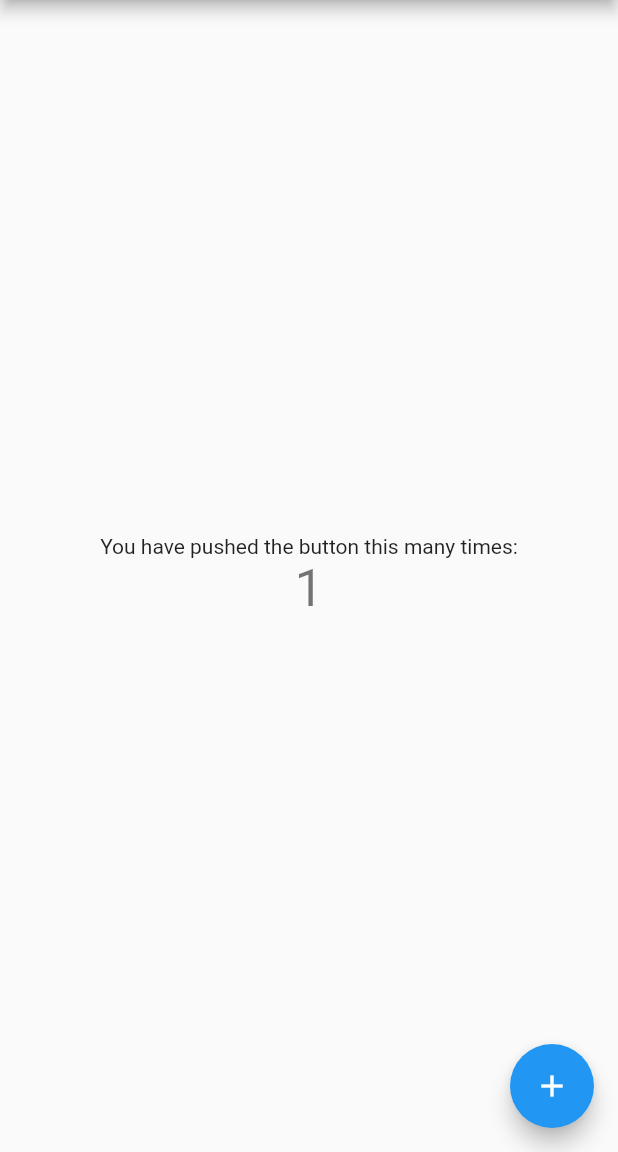
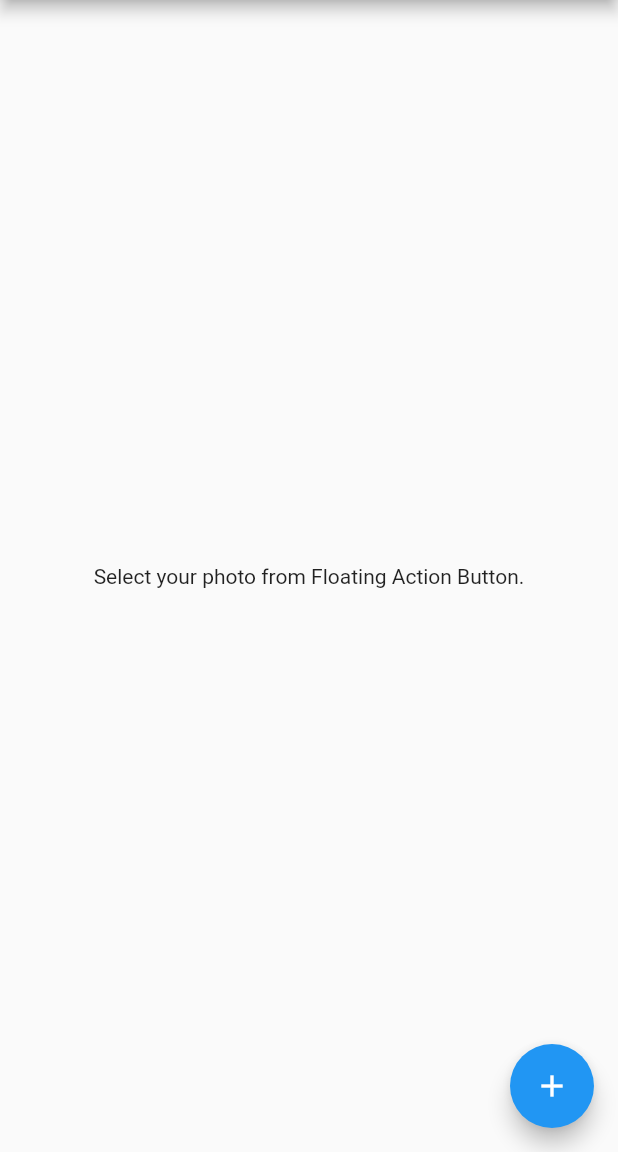
Before and after one commit to capitaku/flutter_machine_learning, a Flutter app: the screen it shows after launch, after a tap on the "add" icon, on a phone screen of 412 x 824 dp, the part 84-1236 px from its top. Run offline on Flutter 3.47's test engine with Material 2 defaults, Android fonts, the phone set to English and light mode, and no system bars; our stand-ins replace image_picker; missing offline and left inert: firebase_ml_vision; accounts and stored records are empty.

Commit message:
add design.

```diff
--- a/sample/lib/main.dart
+++ b/sample/lib/main.dart
@@ -1,23 +1,16 @@
+import 'dart:io';
+import 'package:firebase_ml_vision/firebase_ml_vision.dart';
 import 'package:flutter/material.dart';
+import 'package:image_picker/image_picker.dart';
 
 void main() => runApp(MyApp());
 
 class MyApp extends StatelessWidget {
-  // This widget is the root of your application.
   @override
   Widget build(BuildContext context) {
     return MaterialApp(
       title: 'Flutter Demo',
       theme: ThemeData(
-        // This is the theme of your application.
-        //
-        // Try running your application with "flutter run". You'll see the
-        // application has a blue toolbar. Then, without quitting the app, try
-        // changing the primarySwatch below to Colors.green and then invoke
-        // "hot reload" (press "r" in the console where you ran "flutter run",
-        // or simply save your changes to "hot reload" in a Flutter IDE).
-        // Notice that the counter didn't reset back to zero; the application
-        // is not restarted.
         primarySwatch: Colors.blue,
       ),
       home: MyHomePage(title: 'Flutter Demo Home Page'),
@@ -28,15 +21,6 @@ class MyApp extends StatelessWidget {
 class MyHomePage extends StatefulWidget {
   MyHomePage({Key key, this.title}) : super(key: key);
 
-  // This widget is the home page of your application. It is stateful, meaning
-  // that it has a State object (defined below) that contains fields that affect
-  // how it looks.
-
-  // This class is the configuration for the state. It holds the values (in this
-  // case the title) provided by the parent (in this case the App widget) and
-  // used by the build method of the State. Fields in a Widget subclass are
-  // always marked "final".
-
   final String title;
 
   @override
@@ -44,68 +28,80 @@ class MyHomePage extends StatefulWidget {
 }
 
 class _MyHomePageState extends State<MyHomePage> {
-  int _counter = 0;
+  File _imageFile;
+  List<Label>  _scanResults;
 
-  void _incrementCounter() {
+  Future<void> _loadImage() async {
     setState(() {
-      // This call to setState tells the Flutter framework that something has
-      // changed in this State, which causes it to rerun the build method below
-      // so that the display can reflect the updated values. If we changed
-      // _counter without calling setState(), then the build method would not be
-      // called again, and so nothing would appear to happen.
-      _counter++;
+      _imageFile = null;
     });
+
+    final File imageFile = await ImagePicker.pickImage(source: ImageSource.gallery);
+    print('iamgeFile is,');
+    print(imageFile);
+    if (imageFile != null) {
+      _scanImage(imageFile);
+    }
+
+    setState(() {
+      _imageFile = imageFile;
+    });
+  }
+
+  Future<void> _scanImage(File imageFile) async {
+    setState(() {
+      _scanResults = null;
+    });
+
+    final FirebaseVisionImage visionImage = FirebaseVisionImage.fromFile(imageFile);
+    FirebaseVisionDetector detector = FirebaseVision.instance.labelDetector();
+
+    final List<Label> results = await detector.detectInImage(visionImage);
+
+    setState(() {
+      _scanResults = results;
+    });
+  }
+
+  List<Widget> buildImage(BuildContext context) {
+    if (_imageFile == null) {
+      return <Widget>[
+        Text(
+          'Select your photo from Floating Action Button.',
+        ),
+      ];
+    } else {
+      String labelString = "";
+      if (_scanResults != null) {
+        for (Label label in _scanResults) {
+          labelString += 'Label: ${label.label}, '
+              'Confidence: ${label.confidence.toStringAsFixed(2)}\n';
+        }
+      }
+      return <Widget>[
+        new Image.file(_imageFile),
+        new Text(labelString),
+      ];
+    }
   }
 
   @override
   Widget build(BuildContext context) {
-    // This method is rerun every time setState is called, for instance as done
-    // by the _incrementCounter method above.
-    //
-    // The Flutter framework has been optimized to make rerunning build methods
-    // fast, so that you can just rebuild anything that needs updating rather
-    // than having to individually change instances of widgets.
     return Scaffold(
       appBar: AppBar(
-        // Here we take the value from the MyHomePage object that was created by
-        // the App.build method, and use it to set our appbar title.
         title: Text(widget.title),
       ),
       body: Center(
-        // Center is a layout widget. It takes a single child and positions it
-        // in the middle of the parent.
         child: Column(
-          // Column is also a layout widget. It takes a list of children and
-          // arranges them vertically. By default, it sizes itself to fit its
-          // children horizontally, and tries to be as tall as its parent.
-          //
-          // Invoke "debug painting" (press "p" in the console, choose the
-          // "Toggle Debug Paint" action from the Flutter Inspector in Android
-          // Studio, or the "Toggle Debug Paint" command in Visual Studio Code)
-          // to see the wireframe for each widget.
-          //
-          // Column has various properties to control how it sizes itself and
-          // how it positions its children. Here we use mainAxisAlignment to
-          // center the children vertically; the main axis here is the vertical
-          // axis because Columns are vertical (the cross axis would be
-          // horizontal).
           mainAxisAlignment: MainAxisAlignment.center,
-          children: <Widget>[
-            Text(
-              'You have pushed the button this many times:',
-            ),
-            Text(
-              '$_counter',
-              style: Theme.of(context).textTheme.display1,
-            ),
-          ],
+          children: buildImage(context),
         ),
       ),
       floatingActionButton: FloatingActionButton(
-        onPressed: _incrementCounter,
-        tooltip: 'Increment',
+        onPressed: _loadImage,
+        tooltip: 'Load Image',
         child: Icon(Icons.add),
-      ), // This trailing comma makes auto-formatting nicer for build methods.
+      ),
     );
   }
 }
--- a/sample/pubspec.yaml
+++ b/sample/pubspec.yaml
@@ -19,6 +19,8 @@ environment:
 dependencies:
   flutter:
     sdk: flutter
+  firebase_ml_vision: ^0.2.0
+  image_picker: ^0.4.5
 
   # The following adds the Cupertino Icons font to your application.
   # Use with the CupertinoIcons class for iOS style icons.
```
Also changed, not shown: sample/pubspec.lock, 3 other files.
